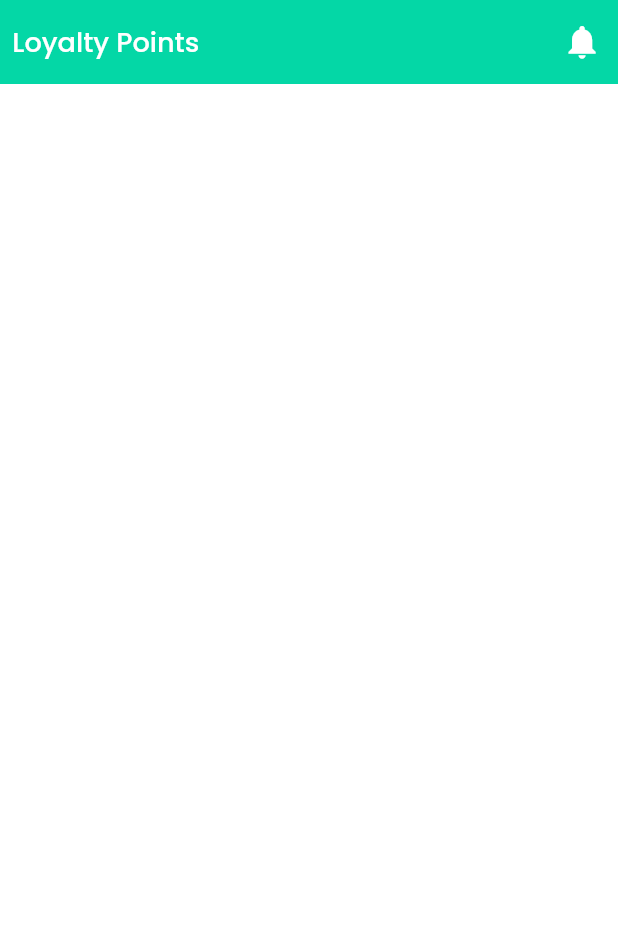
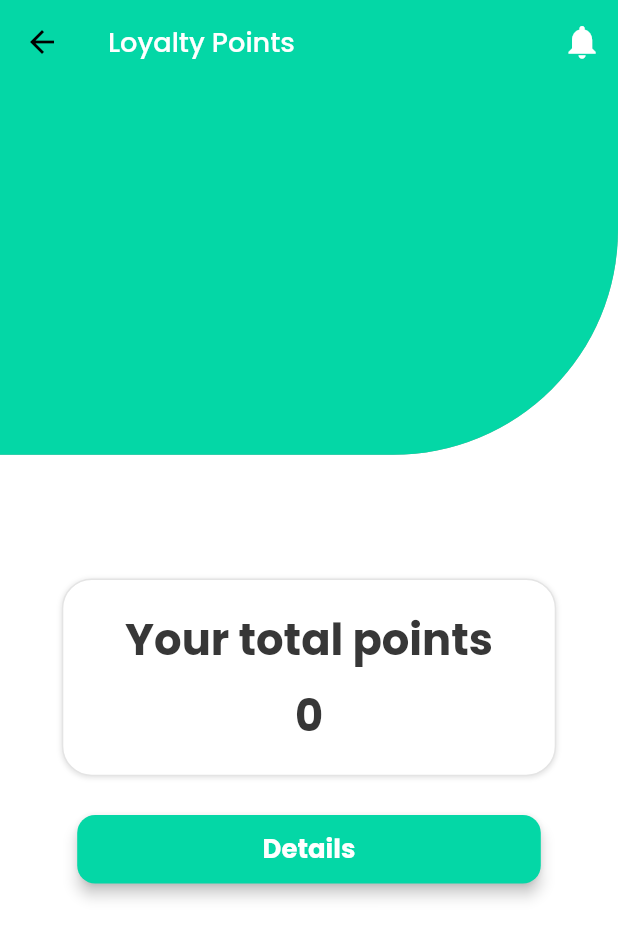
Before and after one commit to sherdiltahir/topup-public-testing, a Flutter app: the Loyalty_Points screen opened directly, on a phone screen of 412 x 824 dp. Shown: the top 939 px of the screen. Run offline on Flutter 3.47's test engine with Material 2 defaults, Android fonts, the phone set to English and light mode, and no system bars; our stand-ins replace circular_profile_avatar, cloud_firestore, device_preview, firebase_auth, firebase_storage, flutter_snake_navigationbar and 4 more; missing offline and left inert: credit_card_input_form, dart:ffi; accounts and stored records are empty.

Commit message:
Help and support screen and updation in ui

```diff
--- a/lib/main.dart
+++ b/lib/main.dart
@@ -2,6 +2,8 @@ import 'package:device_preview/device_preview.dart';
 import 'package:flutter/foundation.dart';
 import 'package:flutter/material.dart';
 import 'package:topup/screens/dashboard/dashboard.dart';
+import 'package:topup/screens/registration/register.dart';
+import 'package:topup/screens/settings/help_and_support.dart';
 import 'package:topup/screens/welcome/splash.dart';
 import 'package:topup/utils/color.dart';
 import 'package:topup/utils/size_config.dart';
@@ -34,7 +36,7 @@ class MyApp extends StatelessWidget {
                   canvasColor: Colors.transparent,
                   primaryColor: appThemeColor
               ),
-              home: Dashboard(),
+              home: Help_Support(),
             );
           },
         );
--- a/lib/screens/dashboard/dashboard.dart
+++ b/lib/screens/dashboard/dashboard.dart
@@ -86,9 +86,9 @@ class _DashboardState extends State<Dashboard> {
             selectedItemColor: darkGreyColor,
             items: [
               BarItem(home_Icon,3.0),
-              BarItem(coupon_Icon,3.0),
-              BarItem(qrCode_Icon,4.0),
-              BarItem(coin_Icon,3.0),
+              BarItem(coupon_Icon,3.5),
+              BarItem(qrCode_Icon,4.2),
+              BarItem(coin_Icon,3.5),
               BarItem(settings_Icon,3.0),
             ],
 
--- a/lib/screens/dashboard/home.dart
+++ b/lib/screens/dashboard/home.dart
@@ -23,12 +23,13 @@ class Home extends StatefulWidget {
 }
 
 class _HomeState extends State<Home> {
+
   @override
   Widget build(BuildContext context) {
     return SafeArea(
       child: Scaffold(
         backgroundColor: Colors.white,
-        appBar: dashboardAppbar_Home(context, "Home"),
+        appBar: dashboardAppbar_Main(context, "Home"),
         body: SingleChildScrollView(
           child: Column(mainAxisAlignment: MainAxisAlignment.start,
               children: [
@@ -37,7 +38,7 @@ class _HomeState extends State<Home> {
               decoration: BoxDecoration(
                 color: themeColor,
                 borderRadius: BorderRadius.only(
-                    bottomRight: Radius.circular(24.0)),
+                    bottomRight: Radius.circular(32.0)),
                 boxShadow: [
                   BoxShadow(
                     color: Colors.grey,
@@ -45,6 +46,7 @@ class _HomeState extends State<Home> {
                 ],
               ),
             ),
+
           ]),
         ),
         //extendBodyBehindAppBar: true,
--- a/lib/screens/dashboard/loyalty_points.dart
+++ b/lib/screens/dashboard/loyalty_points.dart
@@ -1,5 +1,8 @@
 import 'package:flutter/material.dart';
+import 'package:google_fonts/google_fonts.dart';
+import 'package:topup/utils/color.dart';
 import 'package:topup/utils/custom_widgets/app_bars.dart';
+import 'package:topup/utils/size_config.dart';
 
 class Loyalty_Points extends StatefulWidget {
   @override
@@ -7,12 +10,105 @@ class Loyalty_Points extends StatefulWidget {
 }
 
 class _Loyalty_PointsState extends State<Loyalty_Points> {
+
   @override
   Widget build(BuildContext context) {
-    return  SafeArea(
+    return SafeArea(
       child: Scaffold(
         backgroundColor: Colors.white,
-        appBar: dashboardAppBar_home(context, "Loyalty Points"),
+        appBar: dashboardAppbar_Main(context, "Loyalty Points"),
+        body: SingleChildScrollView(
+          child: Column(mainAxisAlignment: MainAxisAlignment.start, children: [
+            Container(
+              height: 30 * SizeConfig.heightMultiplier,
+              decoration: BoxDecoration(
+                color: themeColor,
+                borderRadius:
+                    BorderRadius.only(bottomRight: Radius.circular(150.0)),
+                boxShadow: [
+                  BoxShadow(
+                    color: Colors.grey,
+                  ),
+                ],
+              ),
+            ),
+            SizedBox(
+              height: 10 * SizeConfig.heightMultiplier,
+            ),
+            Center(
+              child: Container(
+                width: 80 * SizeConfig.widthMultiplier,
+                height: 16 * SizeConfig.heightMultiplier,
+                decoration: BoxDecoration(
+                  boxShadow: [
+                    BoxShadow(
+                      color: lightGreyColor,
+                      offset: Offset(0.0, 1.0), //(x,y)
+                      blurRadius: 2.0,
+
+                    )
+                  ],
+                    color: Colors.white,
+                    border: Border.all(color: lightGreyColor),
+                    borderRadius: BorderRadius.circular(20.0)
+                ),
+
+                child: Column(
+                  mainAxisAlignment: MainAxisAlignment.center,
+                  children: [
+                    Text(
+                      "Your total points",
+                      textAlign: TextAlign.center,
+                      maxLines: 1,
+                      style: GoogleFonts.poppins(
+                          color: darkGreyColor,
+                          fontWeight: FontWeight.bold,
+                          fontSize: 3.5 * SizeConfig.textMultiplier),
+                    ),
+                    SizedBox(
+                      height: 1*SizeConfig.heightMultiplier,
+                    ),
+                    Text(
+                      "0",
+                      textAlign: TextAlign.center,
+                      maxLines: 1,
+                      style: GoogleFonts.poppins(
+                          color: darkGreyColor,
+                          fontWeight: FontWeight.bold,
+                          fontSize: 3.5 * SizeConfig.textMultiplier),
+                    )
+                  ],
+                ),
+              ),
+            ),
+            SizedBox(
+              height: 3 * SizeConfig.heightMultiplier,
+            ),
+            MaterialButton(
+              padding: EdgeInsets.symmetric(
+                  vertical: 1.2 * SizeConfig.heightMultiplier,
+                  horizontal: 30 * SizeConfig.widthMultiplier),
+              color: themeColor,
+              elevation: 4.0,
+              onPressed: () {
+              },
+              shape: RoundedRectangleBorder(
+                  borderRadius: BorderRadius.all(Radius.circular(12.0))),
+              child: Text(
+                "Details",
+                style: GoogleFonts.poppins(
+                    color: Colors.white,
+                    fontSize: 2.1 * SizeConfig.textMultiplier,
+                    fontWeight: FontWeight.bold),
+              ),
+            ),
+            SizedBox(
+              height: 5 * SizeConfig.heightMultiplier,
+            )
+          ]
+
+          ),
+        ),
       ),
     );
   }
--- a/lib/screens/login/login.dart
+++ b/lib/screens/login/login.dart
@@ -190,6 +190,9 @@ class _LoginState extends State<Login> {
                               fontWeight: FontWeight.bold,
                               color: darkGreyColor),
                         ),
+                      ),
+                      SizedBox(
+                        height: 3 * SizeConfig.heightMultiplier,
                       )
                     ],
                   ),
```
Also changed, not shown: lib/screens/registration/register.dart (+8 -25 lines), lib/screens/settings/faq.dart (added, +20 -0 lines), lib/screens/settings/help_and_support.dart (added, +84 -0 lines), lib/utils/custom_widgets/app_bars.dart (+32 -1 lines).
